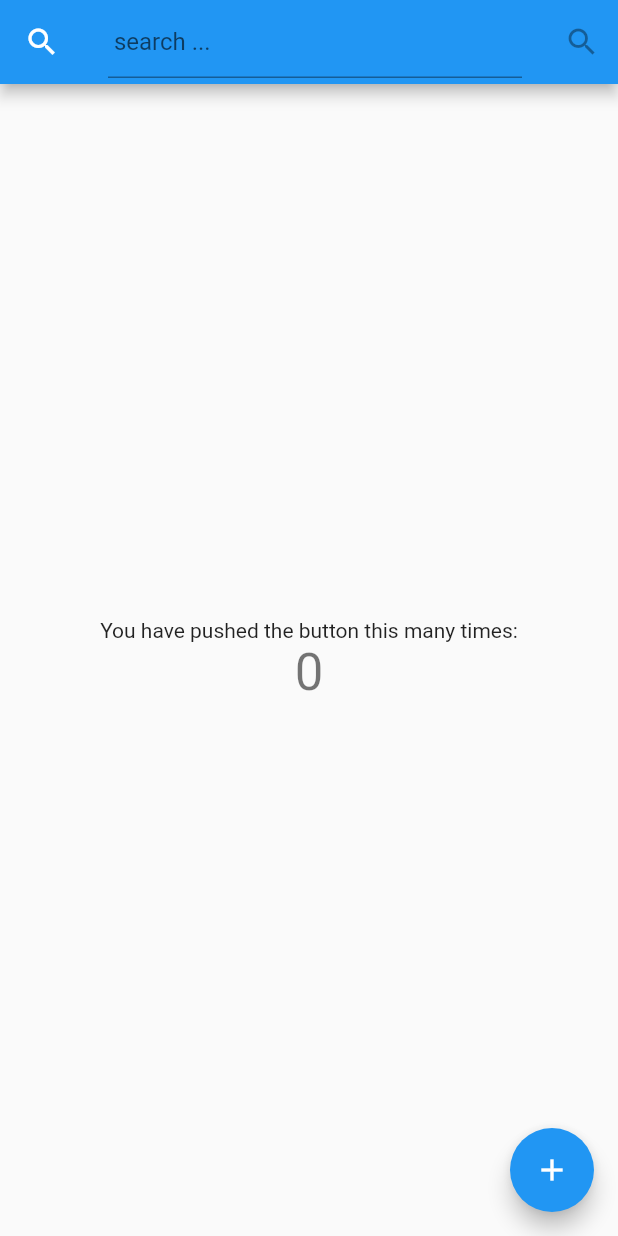
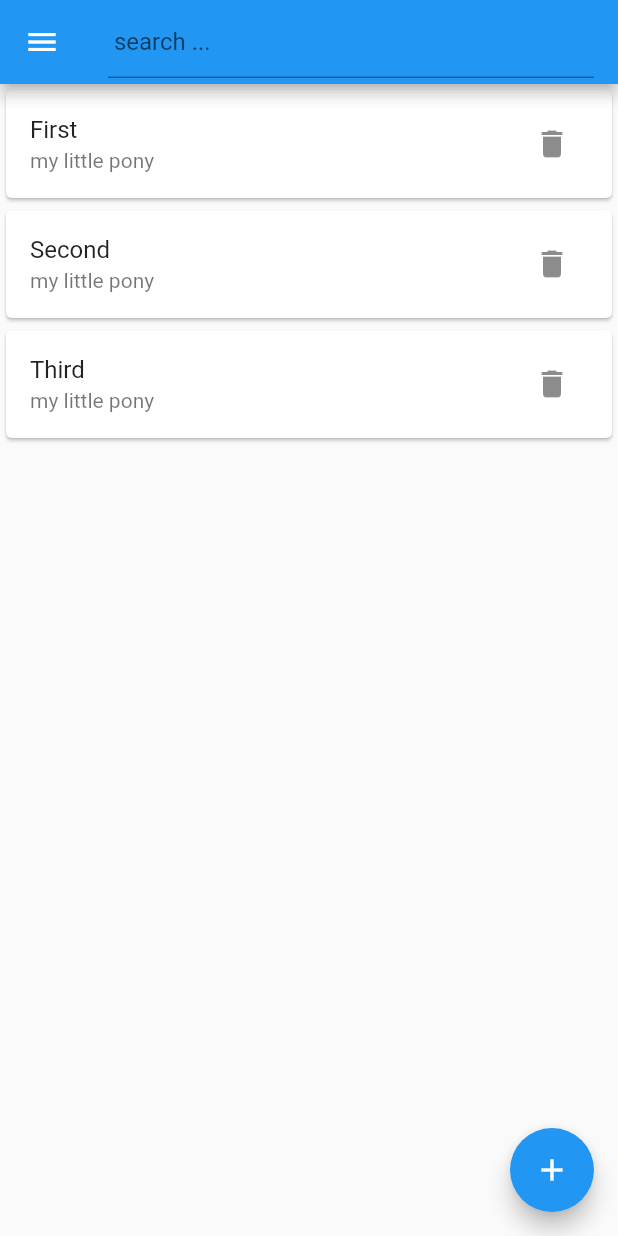
Before and after one commit to eqinox76/minignosis, a Flutter app: the screen it shows after launch, on a phone screen of 412 x 824 dp. Run offline on Flutter 3.47's test engine with Material 2 defaults, Android fonts, the light colour scheme and no system bars; our stand-ins replace logger.

Commit message:
added simple creation and deletion of entries

```diff
--- a/lib/main.dart
+++ b/lib/main.dart
@@ -23,41 +23,24 @@ class MyApp extends StatelessWidget {
         // is not restarted.
         primarySwatch: Colors.blue,
       ),
-      home: MyHomePage(title: 'Home'),
+      home: Home(),
     );
   }
 }
 
-class MyHomePage extends StatefulWidget {
-  MyHomePage({Key key, this.title}) : super(key: key);
-
-  // This widget is the home page of your application. It is stateful, meaning
-  // that it has a State objeMyHomePagect (defined below) that contains fields that affect
-  // how it looks.
-
-  // This class is the configuration for the state. It holds the values (in this
-  // case the title) provided by the parent (in this case the App widget) and
-  // used by the build method of the State. Fields in a Widget subclass are
-  // always marked "final".
-
-  final String title;
+class Home extends StatefulWidget {
+  Home({Key key}) : super(key: key);
 
   @override
-  _MyHomePageState createState() => _MyHomePageState();
+  _HomeState createState() => _HomeState();
 }
 
-class _MyHomePageState extends State<MyHomePage> {
-  int _counter = 0;
-  Icon searchIcon = new Icon(Icons.search);
+class _HomeState extends State<Home> {
+  List<String> _entries = ['First', 'Second', 'Third'];
 
-  void _incrementCounter() {
+  void _addEntry() {
     setState(() {
-      // This call to setState tells the Flutter framework that something has
-      // changed in this State, which causes it to rerun the build method below
-      // so that the display can reflect the updated values. If we changed
-      // _counter without calling setState(), then the build method would not be
-      // called again, and so nothing would appear to happen.
-      _counter++;
+      _entries.add(DateTime.now().toString());
     });
   }
 
@@ -67,58 +50,38 @@ class _MyHomePageState extends State<MyHomePage> {
 
   @override
   Widget build(BuildContext context) {
-    // This method is rerun every time setState is called, for instance as done
-    // by the _incrementCounter method above.
-    //
-    // The Flutter framework has been optimized to make rerunning build methods
-    // fast, so that you can just rebuild anything that needs updating rather
-    // than having to individually change instances of widgets.
     return Scaffold(
       appBar: AppBar(
         // Here we take the value from the MyHomePage object that was created by
         // the App.build method, and use it to set our appbar title.
         title: new TextField(
-          // thros assertion: "RenderBox was not laid out: RenderEditable#2f35b NEEDS-LAYOUT NEEDS-PAINT"
-            //autofocus: true,
-            decoration: new InputDecoration(hintText: " search ..."), onSubmitted: _searched,),
-        leading: searchIcon,
-        actions: <Widget>[
-          IconButton(icon: Icon(Icons.search), tooltip: 'Search'),
-        ],
+          // throws assertion: "RenderBox was not laid out: RenderEditable#2f35b NEEDS-LAYOUT NEEDS-PAINT"
+          //autofocus: true,
+          decoration: new InputDecoration(hintText: " search ..."),
+          onSubmitted: _searched,
+        ),
+        leading: Icon(Icons.menu),
       ),
-      body: Center(
-        // Center is a layout widget. It takes a single child and positions it
-        // in the middle of the parent.
-        child: Column(
-          // Column is also a layout widget. It takes a list of children and
-          // arranges them vertically. By default, it sizes itself to fit its
-          // children horizontally, and tries to be as tall as its parent.
-          //
-          // Invoke "debug painting" (press "p" in the console, choose the
-          // "Toggle Debug Paint" action from the Flutter Inspector in Android
-          // Studio, or the "Toggle Debug Paint" command in Visual Studio Code)
-          // to see the wireframe for each widget.
-          //
-          // Column has various properties to control how it sizes itself and
-          // how it positions its children. Here we use mainAxisAlignment to
-          // center the children vertically; the main axis here is the vertical
-          // axis because Columns are vertical (the cross axis would be
-          // horizontal).
-          mainAxisAlignment: MainAxisAlignment.center,
-          children: <Widget>[
-            Text(
-              'You have pushed the button this many times:',
-            ),
-            Text(
-              '$_counter',
-              style: Theme.of(context).textTheme.display1,
-            ),
-          ],
+      body: Scrollbar(
+        child: ListView(
+          children: _entries
+              .map((name) => Card(
+                    child: ListTile(
+                        subtitle: Text("my little pony"),
+                        title: Text(name),
+                        trailing: IconButton(
+                          icon: Icon(Icons.delete),
+                          onPressed: () => setState(() {
+                            _entries.remove(name);
+                          }),
+                        )),
+                  ))
+              .toList(),
         ),
       ),
       floatingActionButton: FloatingActionButton(
-        onPressed: _incrementCounter,
-        tooltip: 'Increment',
+        onPressed: _addEntry,
+        tooltip: 'Add Entry',
         child: Icon(Icons.add),
       ), // This trailing comma makes auto-formatting nicer for build methods.
     );
```
